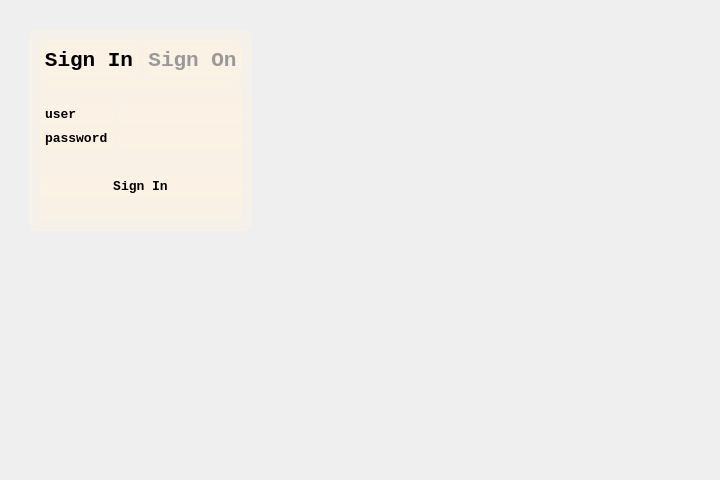
XiaoyuWang-BUPT/Pokemon, file PokemonClient/signin.ui: the form before one commit.
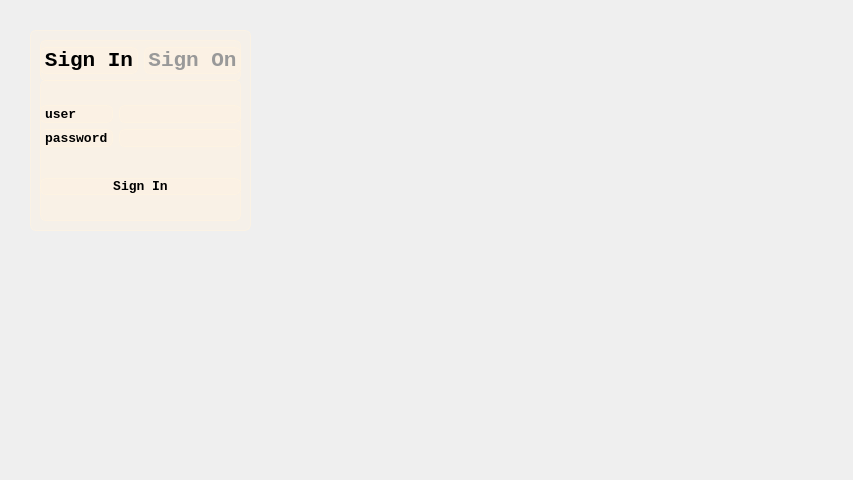
The form after the commit.

Patch:
```diff
--- a/PokemonClient/signin.ui
+++ b/PokemonClient/signin.ui
@@ -6,7 +6,7 @@
    <rect>
     <x>0</x>
     <y>0</y>
-    <width>720</width>
+    <width>853</width>
     <height>480</height>
    </rect>
   </property>
```
